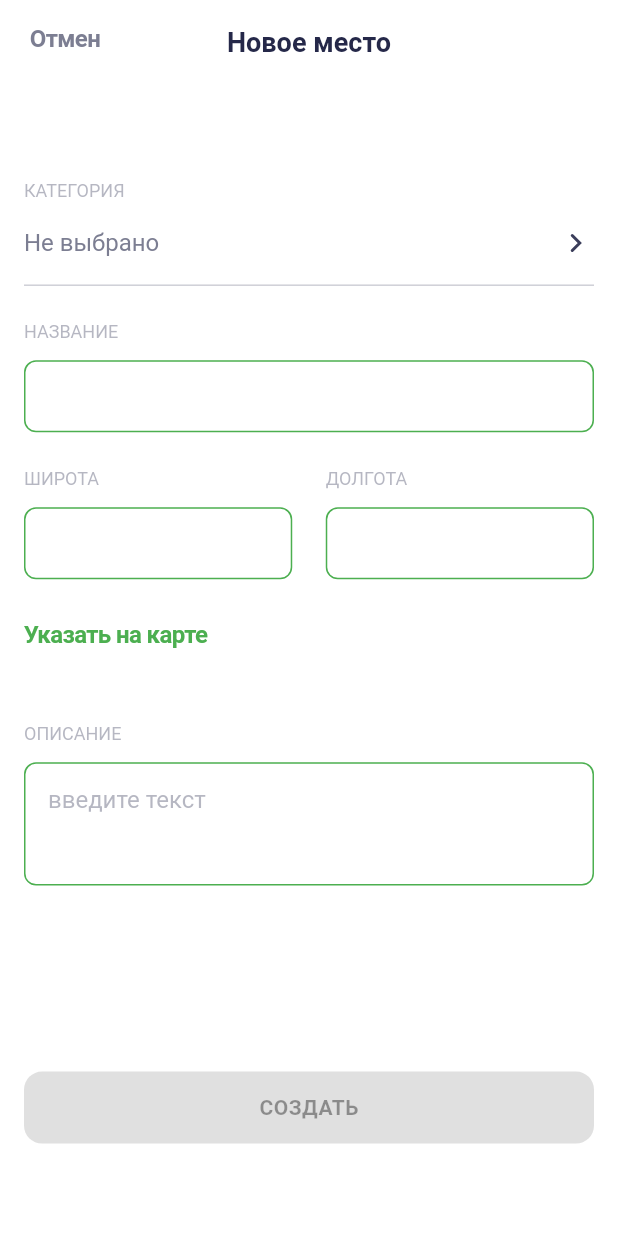
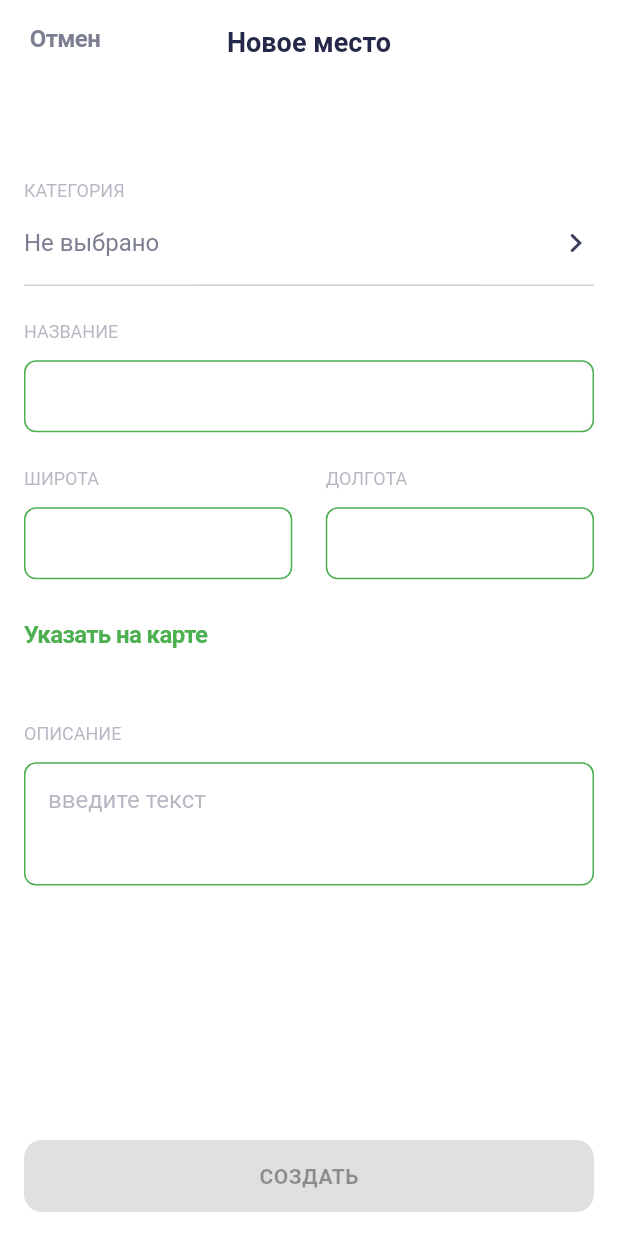
Before and after one commit to glin94/surf-flutter-course-giniyatov, a Flutter app: the AddSightScreen screen opened directly, on a phone screen of 412 x 824 dp. Run offline on Flutter 3.47's test engine with Material 2 defaults, Android fonts, the phone set to English and light mode, and no system bars; our stand-ins replace flutter_svg.

Commit message:
little_changes

```diff
--- a/lib/interactor/filter/new_sight_interactor.dart
+++ b/lib/interactor/filter/new_sight_interactor.dart
@@ -27,7 +27,7 @@ class SightInteractor {
   TextEditingController latTextController = TextEditingController();
   TextEditingController descTextController = TextEditingController();
 
-  validate() {
+  void validate() {
     _isValidateController.add(
       nameTextController.text.isNotEmpty &&
           lonTextController.text.isNotEmpty &&
--- a/lib/ui/common/widgets/add_sight_button.dart
+++ b/lib/ui/common/widgets/add_sight_button.dart
@@ -3,6 +3,7 @@ import 'package:places/ui/res/colors.dart';
 import 'package:places/ui/res/strings/common_strings.dart';
 import 'package:places/ui/screen/add_sight_screen.dart';
 
+/// Кнопка добавления нового места
 class AddSightButton extends StatelessWidget {
   const AddSightButton({
     Key key,
@@ -43,7 +44,7 @@ class AddSightButton extends StatelessWidget {
                   Icons.add,
                   color: Colors.white,
                 ),
-                SizedBox(
+                const SizedBox(
                   width: 8,
                 ),
                 Text(
--- a/lib/ui/common/widgets/back_button.dart
+++ b/lib/ui/common/widgets/back_button.dart
@@ -2,7 +2,7 @@ import 'package:flutter/material.dart';
 import 'package:flutter_svg/flutter_svg.dart';
 import 'package:places/ui/res/assets.dart';
 
-///Кнопка назад
+/// Кнопка назад
 class CustomBackButton extends StatelessWidget {
   const CustomBackButton({
     Key key,
--- a/lib/ui/common/widgets/empty_places_screen.dart
+++ b/lib/ui/common/widgets/empty_places_screen.dart
@@ -3,6 +3,7 @@ import 'package:flutter_svg/svg.dart';
 import 'package:places/ui/res/colors.dart';
 import 'package:places/ui/res/text_styles.dart';
 
+/// Заглушка для экранов
 class EmptyPlacesScreen extends StatelessWidget {
   final String iconsAssetText;
   final String header;
@@ -32,7 +33,7 @@ class EmptyPlacesScreen extends StatelessWidget {
             header,
             style: textHeadLine6.copyWith(color: colorInnactiveBlack),
           ),
-          SizedBox(height: 8),
+          const SizedBox(height: 8),
           Container(
             width: 253.5,
             child: Text(
--- a/lib/ui/common/widgets/image.dart
+++ b/lib/ui/common/widgets/image.dart
@@ -22,7 +22,7 @@ class ImageWidget extends StatelessWidget {
             loadingBuilder: (BuildContext context, Widget child,
                 ImageChunkEvent loadingProgress) {
               if (loadingProgress == null) return child;
-              return WaitingIndicator();
+              return const WaitingIndicator();
             },
           );
   }
--- a/lib/ui/common/widgets/separator.dart
+++ b/lib/ui/common/widgets/separator.dart
@@ -9,7 +9,7 @@ class Separator extends StatelessWidget {
 
   @override
   Widget build(BuildContext context) {
-    return Divider(
+    return const Divider(
       height: 0.2,
       color: colorInnactiveBlack,
     );
--- a/lib/ui/common/widgets/text_form_field.dart
+++ b/lib/ui/common/widgets/text_form_field.dart
@@ -1,10 +1,11 @@
 import 'package:flutter/material.dart';
 import 'package:flutter/services.dart';
 import 'package:places/interactor/filter/new_sight_interactor.dart';
+import 'package:places/ui/common/widgets/text_clear_button.dart';
 import 'package:places/ui/res/colors.dart';
 import 'package:places/ui/res/text_styles.dart';
 
-///Форма для текста
+/// Поле ввода
 class TextFormFieldWidget extends StatelessWidget {
   final int maxLines;
   final TextInputType textInputType;
@@ -53,76 +54,33 @@ class TextFormFieldWidget extends StatelessWidget {
               color: colorInnactiveBlack,
             ),
             hintText: hintText,
-            suffix: ClearButton(textController: textController),
+            suffix: TextClearButton(textController: textController),
             contentPadding: EdgeInsets.symmetric(
               vertical: 10,
               horizontal: 16,
             ),
-            errorBorder: OutlineInputBorder(
-              borderRadius: BorderRadius.circular(8),
-              borderSide: BorderSide(
-                color: colorDarkRed,
-                width: 1.0,
-              ),
-            ),
-            focusedErrorBorder: OutlineInputBorder(
-              borderRadius: BorderRadius.circular(8),
-              borderSide: BorderSide(
-                color: colorDarkRed,
-                width: 2.0,
-              ),
-            ),
-            focusedBorder: OutlineInputBorder(
-              borderRadius: BorderRadius.circular(8),
-              borderSide: BorderSide(
-                color: colorLightGreen,
-                width: 2.0,
-              ),
-            ),
-            enabledBorder: OutlineInputBorder(
-              borderRadius: BorderRadius.circular(8),
-              borderSide: BorderSide(
-                color: colorLightGreen,
-                width: 1.0,
-              ),
-            ),
+            errorBorder: _border(colorDarkRed, 2.0),
+            focusedErrorBorder: _border(colorDarkRed, 2.0),
+            focusedBorder: _border(colorLightGreen, 2.0),
+            enabledBorder: _border(colorLightGreen, 1.0),
           ),
         )
       ],
     );
   }
-}
 
-class ClearButton extends StatelessWidget {
-  const ClearButton({
-    Key key,
-    @required this.textController,
-  }) : super(key: key);
-
-  final TextEditingController textController;
-
-  @override
-  Widget build(BuildContext context) {
-    return GestureDetector(
-      onTap: () {
-        textController.clear();
-        sightInteractor.validate();
-      },
-      child: Container(
-        decoration: BoxDecoration(
-          color: Theme.of(context).accentColor,
-          borderRadius: BorderRadius.circular(20),
-        ),
-        child: Icon(
-          Icons.clear,
-          size: 20,
-          color: Theme.of(context).primaryColor,
-        ),
+  OutlineInputBorder _border(Color color, double width) {
+    return OutlineInputBorder(
+      borderRadius: BorderRadius.circular(8),
+      borderSide: BorderSide(
+        color: color,
+        width: width,
       ),
     );
   }
 }
 
+/// Заголовок формы
 class CaptionText extends StatelessWidget {
   final String title;
   const CaptionText({
--- a/lib/ui/screen/add_sight_screen.dart
+++ b/lib/ui/screen/add_sight_screen.dart
@@ -11,7 +11,7 @@ import 'package:places/ui/res/strings/common_strings.dart';
 import 'package:places/ui/res/text_styles.dart';
 import 'package:places/ui/screen/category_choice_screen.dart';
 
-///Экран добавления нового места
+/// Экран добавления нового места
 class AddSightScreen extends StatefulWidget {
   @override
   _AddSightScreenState createState() => _AddSightScreenState();
@@ -35,13 +35,16 @@ class _AddSightScreenState extends State<AddSightScreen> {
           onPressed: () => Navigator.pop(context),
         ),
       ),
-      body: Padding(
+      body: CustomScrollView(
+        physics: BouncingScrollPhysics(parent: AlwaysScrollableScrollPhysics()),
+        slivers: <Widget>[
+          SliverPadding(
             padding: const EdgeInsets.symmetric(
               horizontal: 16,
               vertical: 24,
             ),
-        child: ListView(
-          children: [
+            sliver: SliverList(
+              delegate: SliverChildListDelegate([
                 const SizedBox(height: 40),
                 const _GalleryWidget(),
                 const _CategoryChoiceTile(),
@@ -94,10 +97,23 @@ class _AddSightScreenState extends State<AddSightScreen> {
                   hintText: inputValueHintText,
                   textInputType: TextInputType.multiline,
                 ),
-            const SizedBox(height: 124),
-            const _AddSightButton(),
+              ]),
+            ),
+          ),
+          SliverFillRemaining(
+            hasScrollBody: false,
+            fillOverscroll: true,
+            child: Container(
+              child: Align(
+                alignment: Alignment.bottomCenter,
+                child: Padding(
+                  padding: const EdgeInsets.all(16.0),
+                  child: const _AddSightButton(),
+                ),
+              ),
+            ),
+          ),
         ],
-        ),
       ),
     );
   }
--- a/lib/ui/screen/category_choice_screen.dart
+++ b/lib/ui/screen/category_choice_screen.dart
@@ -7,7 +7,7 @@ import 'package:places/ui/res/assets.dart';
 import 'package:places/ui/res/colors.dart';
 import 'package:places/ui/res/strings/common_strings.dart';
 
-///Экран выбора категории
+/// Экран выбора категории
 class CategoryChoiceScreen extends StatelessWidget {
   @override
   Widget build(BuildContext context) {
@@ -39,7 +39,7 @@ class CategoryChoiceScreen extends StatelessWidget {
   }
 }
 
-///Кнопка сохранения категории
+/// Кнопка сохранения категории
 class _SaveCategoryButton extends StatelessWidget {
   const _SaveCategoryButton({
     Key key,
@@ -73,7 +73,7 @@ class _SaveCategoryButton extends StatelessWidget {
   }
 }
 
-///Элемент списка категорий
+/// Элемент списка категорий
 class _CategoryTile extends StatelessWidget {
   final String name;
   const _CategoryTile({
--- a/lib/ui/screen/settings_screens.dart
+++ b/lib/ui/screen/settings_screens.dart
@@ -7,7 +7,7 @@ import 'package:places/ui/res/assets.dart';
 import 'package:places/ui/res/colors.dart';
 import 'package:places/ui/res/strings/common_strings.dart';
 
-///Экран настроек
+/// Экран настроек
 class SettingsScreen extends StatefulWidget {
   @override
   _SettingsScreenState createState() => _SettingsScreenState();
@@ -52,6 +52,7 @@ class _SettingsScreenState extends State<SettingsScreen> {
             const Separator(),
           ],
         ),
-        ));
+      ),
+    );
   }
 }
```
Also changed, not shown: lib/interactor/filter/filter_interactor.dart (+5 -5 lines), lib/interactor/filter/search_interactor.dart (+4 -4 lines), lib/ui/common/widgets/search_bar.dart (+13 -14 lines), lib/ui/common/widgets/sight_card.dart (+4 -4 lines), lib/ui/common/widgets/text_clear_button.dart (added, +33 -0 lines), lib/ui/screen/filters_screen.dart (+25 -15 lines), lib/ui/screen/sight_details.dart (+7 -1 lines), lib/ui/screen/sight_list_screen.dart (+31 -34 lines), lib/ui/screen/sight_search_screen.dart (+5 -5 lines). Lines whose indentation alone changed are shown as unchanged.
